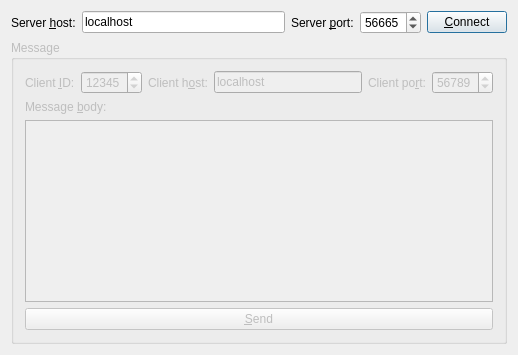
Above: admin/src/admin.ui from KL-7/client-server-notifier before the change. Below: the same form after it.
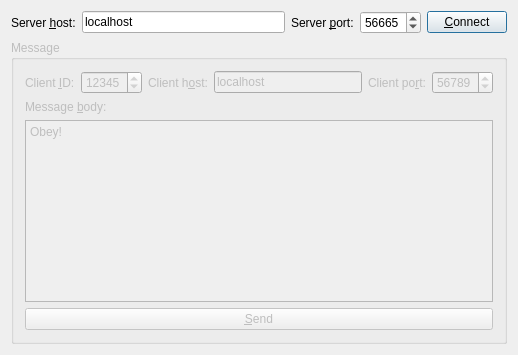
That is the form after the change.

Commit message: Implement admin sendings

The edit to the form file:
```diff
--- a/admin/src/admin.ui
+++ b/admin/src/admin.ui
@@ -154,7 +154,15 @@
          </widget>
         </item>
         <item>
-         <widget class="QTextEdit" name="messageBodyTextEdit"/>
+         <widget class="QTextEdit" name="messageBodyTextEdit">
+          <property name="html">
+           <string>&lt;!DOCTYPE HTML PUBLIC &quot;-//W3C//DTD HTML 4.0//EN&quot; &quot;http://www.w3.org/TR/REC-html40/strict.dtd&quot;&gt;
+&lt;html&gt;&lt;head&gt;&lt;meta name=&quot;qrichtext&quot; content=&quot;1&quot; /&gt;&lt;style type=&quot;text/css&quot;&gt;
+p, li { white-space: pre-wrap; }
+&lt;/style&gt;&lt;/head&gt;&lt;body style=&quot; font-family:'Ubuntu'; font-size:9pt; font-weight:400; font-style:normal;&quot;&gt;
+&lt;p style=&quot; margin-top:0px; margin-bottom:0px; margin-left:0px; margin-right:0px; -qt-block-indent:0; text-indent:0px;&quot;&gt;Obey!&lt;/p&gt;&lt;/body&gt;&lt;/html&gt;</string>
+          </property>
+         </widget>
         </item>
        </layout>
       </item>
```
The commit also changes 16 other files.
